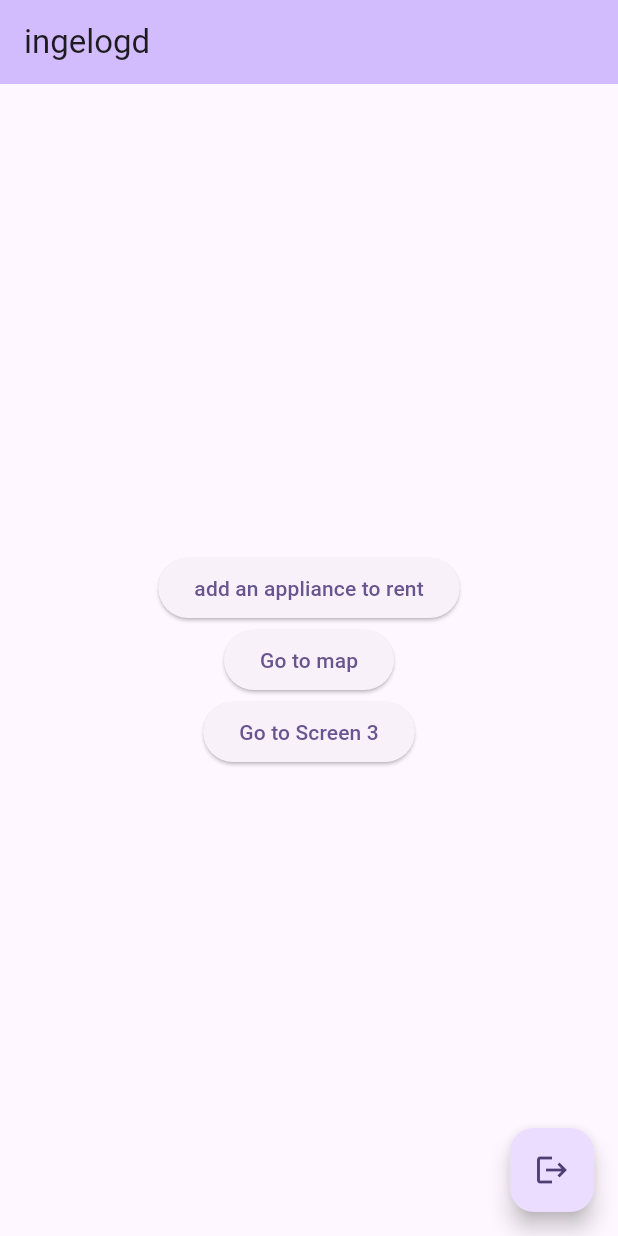
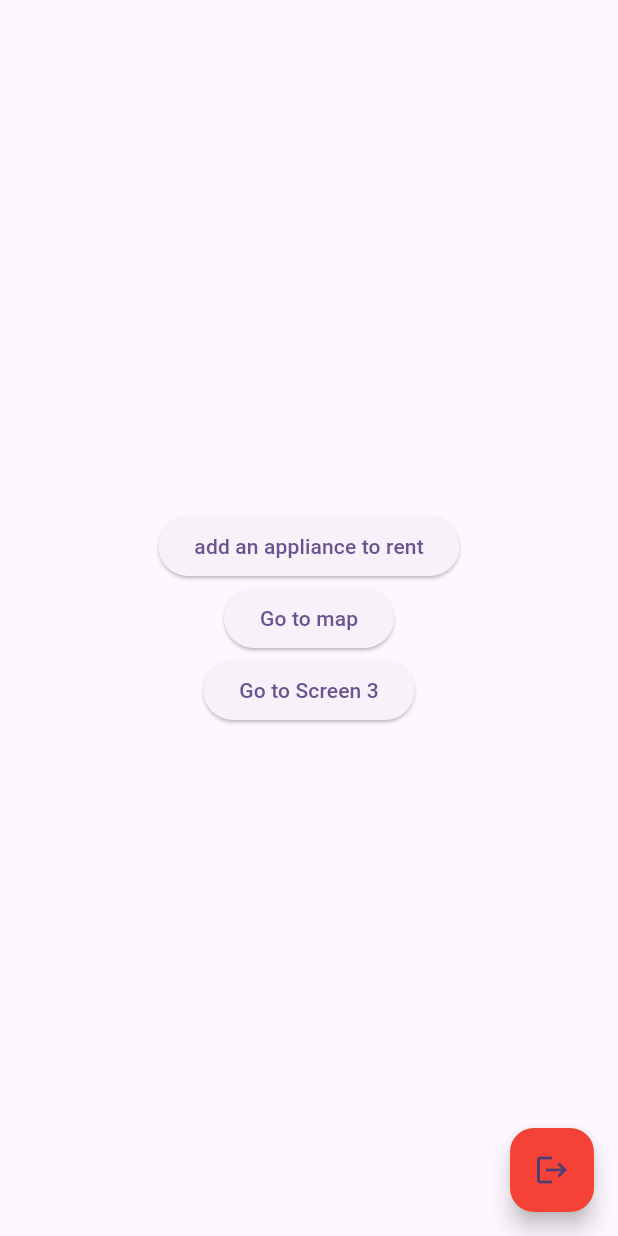
Before and after one commit to eKnitisi/toestelApplicatie, a Flutter app: the MyHomePage screen opened directly, on a phone screen of 412 x 824 dp. Run offline on Flutter 3.47's test engine with Material 3 defaults, Android fonts, the phone set to English and light mode, and no system bars; our stand-ins replace cloud_firestore, firebase_auth, firebase_core, flutter_map, latlong2; accounts and stored records are empty.

Commit message:
setup voor interfaces

```diff
--- a/flutter_application_intro_mobile/lib/Screens/home_screen.dart
+++ b/flutter_application_intro_mobile/lib/Screens/home_screen.dart
@@ -15,10 +15,10 @@ class _MyHomePageState extends State<MyHomePage> {
   @override
   Widget build(BuildContext context) {
     return Scaffold(
-      appBar: AppBar(
+      /*       appBar: AppBar(
         backgroundColor: Theme.of(context).colorScheme.inversePrimary,
         title: Text(widget.title),
-      ),
+      ), */
       body: Center(
         child: Column(
           mainAxisAlignment: MainAxisAlignment.center,
@@ -53,6 +53,7 @@ class _MyHomePageState extends State<MyHomePage> {
       floatingActionButton: FloatingActionButton(
         onPressed: () => AuthService.signOut(context),
         tooltip: 'Sign Out',
+        backgroundColor: Colors.red,
         child: const Icon(Icons.logout),
       ),
     );
```
Also changed, not shown: flutter_application_intro_mobile/lib/models/device_model.dart (added), flutter_application_intro_mobile/lib/models/reservation_model.dart (added), flutter_application_intro_mobile/lib/models/user_model.dart (added).
